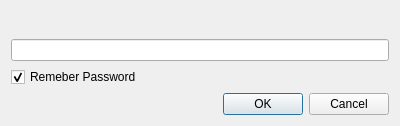
Above: ui/InputPasswordDialog.ui from k5mcd/QLog before the change. Below: the same form after it.
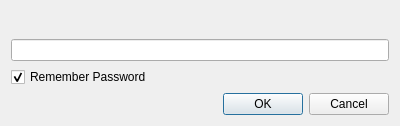
That is the form after the change.

```diff
--- a/ui/InputPasswordDialog.ui
+++ b/ui/InputPasswordDialog.ui
@@ -34,7 +34,7 @@
       <string>The password will be stored in the Secure Storage.</string>
      </property>
      <property name="text">
-      <string>Remeber Password</string>
+      <string>Remember Password</string>
      </property>
      <property name="checked">
       <bool>true</bool>
```
Left out of the diff: 2 changed lines with no effect on the pictures.
